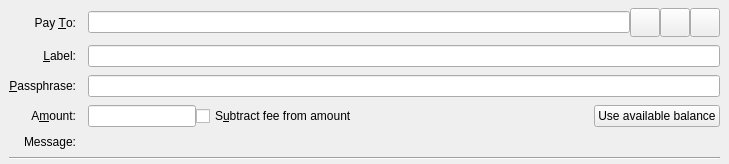
Above: src/qt/forms/sendcoinsentry.ui from goomario/btchd before the change. Below: the same form after it.
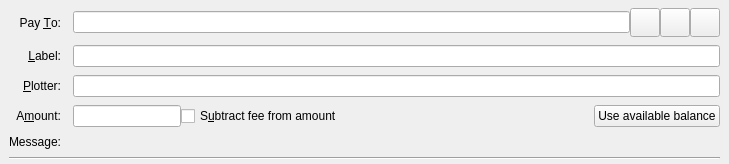
That is the form after the change. Icons and pictures are not drawn. Custom widgets are drawn as their Qt base class.

Commit message: Update pledege calc for bind plotter

```diff
--- a/src/qt/forms/sendcoinsentry.ui
+++ b/src/qt/forms/sendcoinsentry.ui
@@ -216,7 +216,7 @@
     <item row="2" column="0">
      <widget class="QLabel" name="plotterPassphraseLabel">
       <property name="text">
-       <string>&amp;Passphrase:</string>
+       <string>&amp;Plotter:</string>
       </property>
       <property name="alignment">
        <set>Qt::AlignRight|Qt::AlignTrailing|Qt::AlignVCenter</set>
```
The commit also changes 22 other files.
